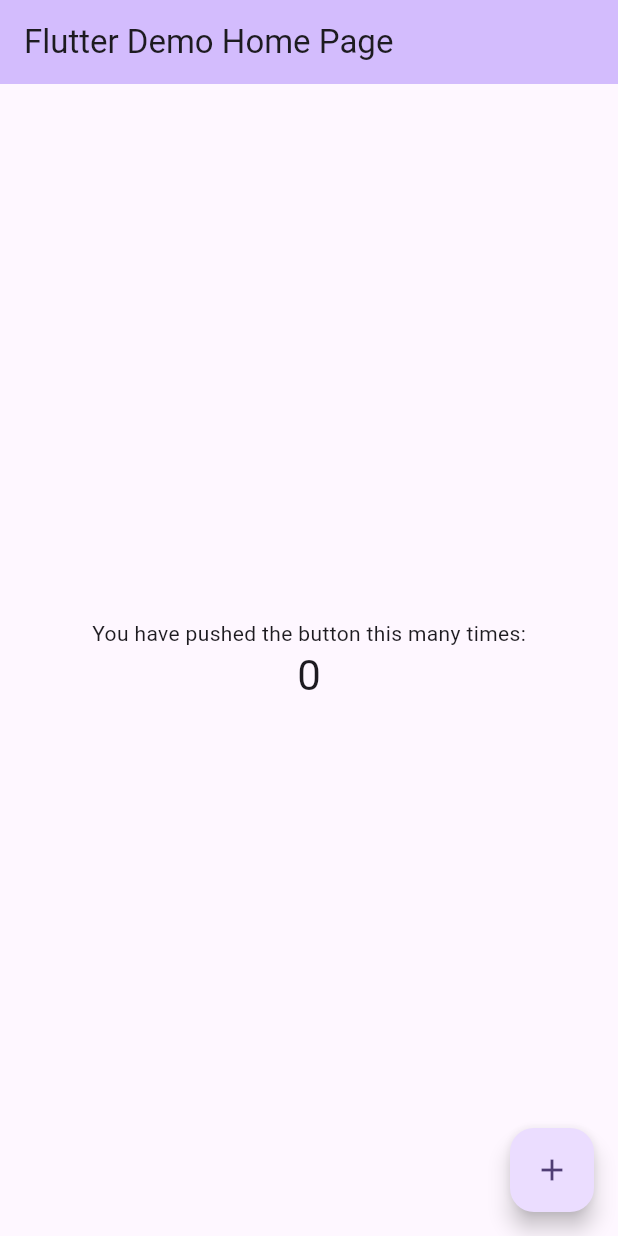
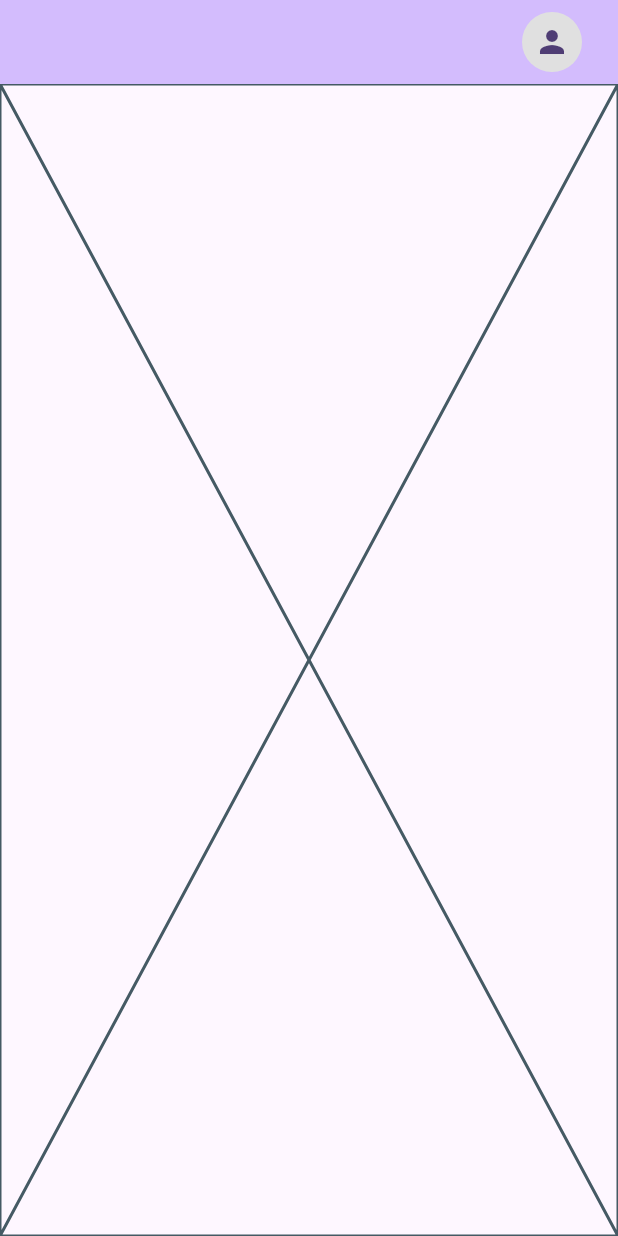
Before and after one commit to elizabethlfransen/notes, a Flutter app: the screen it shows after launch, on a phone screen of 412 x 824 dp. Run offline on Flutter 3.47's test engine with Material 3 defaults, Android fonts, the phone set to English and light mode, and no system bars.

Commit message:
Create app scaffold

```diff
--- /dev/null
+++ b/lib/components/app_scaffold.dart
@@ -0,0 +1,27 @@
+import 'package:flutter/material.dart';
+
+class AppScaffold extends StatelessWidget {
+  const AppScaffold({super.key});
+
+  @override
+  Widget build(BuildContext context) {
+    return Scaffold(
+      appBar: AppBar(
+        backgroundColor: Theme.of(context).colorScheme.inversePrimary,
+        actions: [
+          SafeArea(
+            child: RawMaterialButton(
+              onPressed: () {},
+              shape: CircleBorder(),
+              child: CircleAvatar(
+                backgroundColor: Colors.grey.shade300,
+                child: Icon(Icons.person),
+              ),
+            ),
+          ),
+        ],
+      ),
+      body: Placeholder(),
+    );
+  }
+}
--- a/lib/main.dart
+++ b/lib/main.dart
@@ -1,4 +1,5 @@
 import 'package:flutter/material.dart';
+import 'package:notes_app/components/app_scaffold.dart' show AppScaffold;
 
 void main() {
   runApp(const MyApp());
@@ -7,116 +8,15 @@ void main() {
 class MyApp extends StatelessWidget {
   const MyApp({super.key});
 
-  // This widget is the root of your application.
   @override
   Widget build(BuildContext context) {
     return MaterialApp(
       title: 'Flutter Demo',
+      debugShowCheckedModeBanner: false,
       theme: ThemeData(
-        // This is the theme of your application.
-        //
-        // TRY THIS: Try running your application with "flutter run". You'll see
-        // the application has a purple toolbar. Then, without quitting the app,
-        // try changing the seedColor in the colorScheme below to Colors.green
-        // and then invoke "hot reload" (save your changes or press the "hot
-        // reload" button in a Flutter-supported IDE, or press "r" if you used
-        // the command line to start the app).
-        //
-        // Notice that the counter didn't reset back to zero; the application
-        // state is not lost during the reload. To reset the state, use hot
-        // restart instead.
-        //
-        // This works for code too, not just values: Most code changes can be
-        // tested with just a hot reload.
         colorScheme: ColorScheme.fromSeed(seedColor: Colors.deepPurple),
       ),
-      home: const MyHomePage(title: 'Flutter Demo Home Page'),
+      home: AppScaffold(),
     );
   }
 }
-
-class MyHomePage extends StatefulWidget {
-  const MyHomePage({super.key, required this.title});
-
-  // This widget is the home page of your application. It is stateful, meaning
-  // that it has a State object (defined below) that contains fields that affect
-  // how it looks.
-
-  // This class is the configuration for the state. It holds the values (in this
-  // case the title) provided by the parent (in this case the App widget) and
-  // used by the build method of the State. Fields in a Widget subclass are
-  // always marked "final".
-
-  final String title;
-
-  @override
-  State<MyHomePage> createState() => _MyHomePageState();
-}
-
-class _MyHomePageState extends State<MyHomePage> {
-  int _counter = 0;
-
-  void _incrementCounter() {
-    setState(() {
-      // This call to setState tells the Flutter framework that something has
-      // changed in this State, which causes it to rerun the build method below
-      // so that the display can reflect the updated values. If we changed
-      // _counter without calling setState(), then the build method would not be
-      // called again, and so nothing would appear to happen.
-      _counter++;
-    });
-  }
-
-  @override
-  Widget build(BuildContext context) {
-    // This method is rerun every time setState is called, for instance as done
-    // by the _incrementCounter method above.
-    //
-    // The Flutter framework has been optimized to make rerunning build methods
-    // fast, so that you can just rebuild anything that needs updating rather
-    // than having to individually change instances of widgets.
-    return Scaffold(
-      appBar: AppBar(
-        // TRY THIS: Try changing the color here to a specific color (to
-        // Colors.amber, perhaps?) and trigger a hot reload to see the AppBar
-        // change color while the other colors stay the same.
-        backgroundColor: Theme.of(context).colorScheme.inversePrimary,
-        // Here we take the value from the MyHomePage object that was created by
-        // the App.build method, and use it to set our appbar title.
-        title: Text(widget.title),
-      ),
-      body: Center(
-        // Center is a layout widget. It takes a single child and positions it
-        // in the middle of the parent.
-        child: Column(
-          // Column is also a layout widget. It takes a list of children and
-          // arranges them vertically. By default, it sizes itself to fit its
-          // children horizontally, and tries to be as tall as its parent.
-          //
-          // Column has various properties to control how it sizes itself and
-          // how it positions its children. Here we use mainAxisAlignment to
-          // center the children vertically; the main axis here is the vertical
-          // axis because Columns are vertical (the cross axis would be
-          // horizontal).
-          //
-          // TRY THIS: Invoke "debug painting" (choose the "Toggle Debug Paint"
-          // action in the IDE, or press "p" in the console), to see the
-          // wireframe for each widget.
-          mainAxisAlignment: MainAxisAlignment.center,
-          children: <Widget>[
-            const Text('You have pushed the button this many times:'),
-            Text(
-              '$_counter',
-              style: Theme.of(context).textTheme.headlineMedium,
-            ),
-          ],
-        ),
-      ),
-      floatingActionButton: FloatingActionButton(
-        onPressed: _incrementCounter,
-        tooltip: 'Increment',
-        child: const Icon(Icons.add),
-      ), // This trailing comma makes auto-formatting nicer for build methods.
-    );
-  }
-}
--- a/pubspec.yaml
+++ b/pubspec.yaml
@@ -34,6 +34,7 @@ dependencies:
   # The following adds the Cupertino Icons font to your application.
   # Use with the CupertinoIcons class for iOS style icons.
   cupertino_icons: ^1.0.8
+  music_notes: ^0.21.0
 
 dev_dependencies:
   flutter_test:
```
Also changed, not shown: pubspec.lock.
